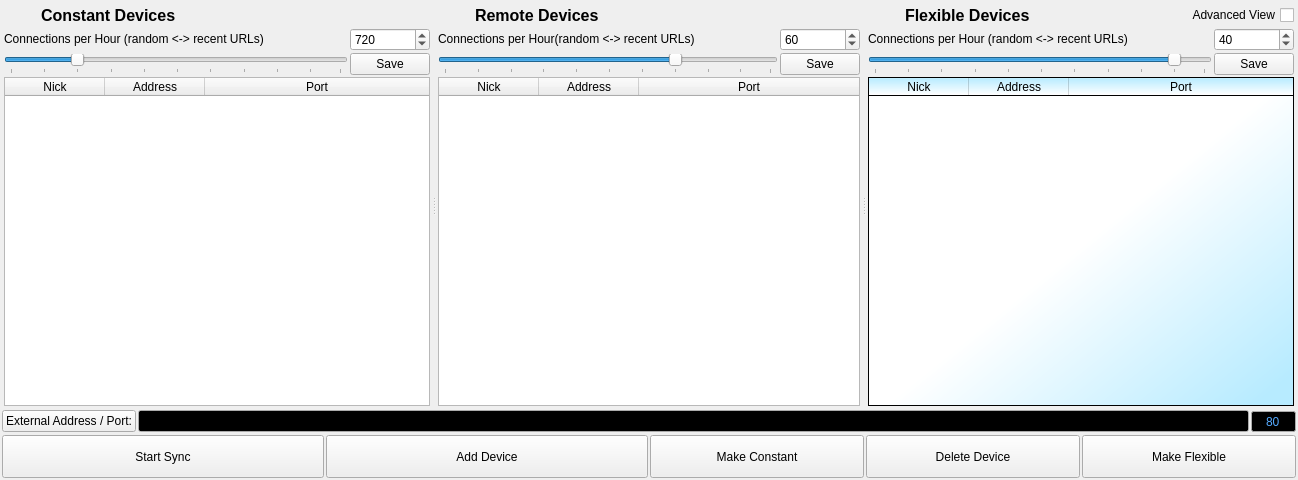
Before: the Qt Designer form ui/connection-display.ui in berndhs/arado, drawn with Qt 5.
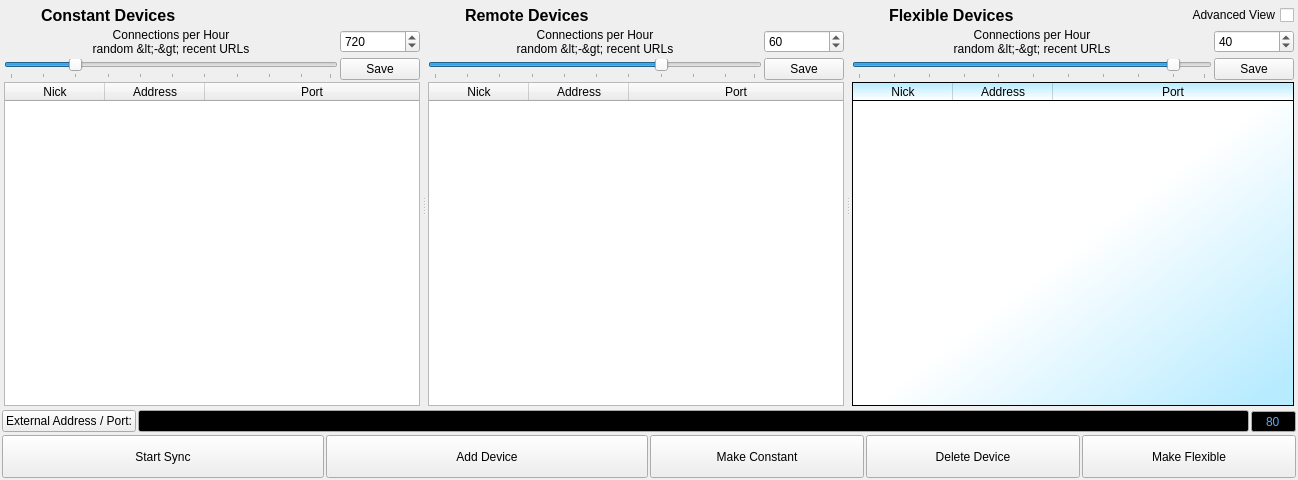
After: the same form once the commit is applied. Icons and pictures are not drawn.

Commit message: 2-line label

Diff of the .ui file:
```diff
--- a/ui/connection-display.ui
+++ b/ui/connection-display.ui
@@ -94,7 +94,11 @@
             <string>Example: 720 connections per hour = one connection each 5 seconds.</string>
            </property>
            <property name="text">
-            <string>Connections per Hour (random &lt;-&gt; recent URLs)</string>
+            <string>Connections per Hour 
+random &lt;-&gt; recent URLs</string>
+           </property>
+           <property name="alignment">
+            <set>Qt::AlignCenter</set>
            </property>
           </widget>
          </item>
@@ -263,7 +267,11 @@
             <string>Example: 60 connections per hour = one connection each 60 seconds.</string>
            </property>
            <property name="text">
-            <string>Connections per Hour(random &lt;-&gt; recent URLs)</string>
+            <string>Connections per Hour 
+random &lt;-&gt; recent URLs</string>
+           </property>
+           <property name="alignment">
+            <set>Qt::AlignCenter</set>
            </property>
           </widget>
          </item>
@@ -442,7 +450,11 @@
             <string>Example: 40 connections per hour = one connection each 90 seconds.</string>
            </property>
            <property name="text">
-            <string>Connections per Hour (random &lt;-&gt; recent URLs)</string>
+            <string>Connections per Hour 
+random &lt;-&gt; recent URLs</string>
+           </property>
+           <property name="alignment">
+            <set>Qt::AlignCenter</set>
            </property>
           </widget>
          </item>
```
